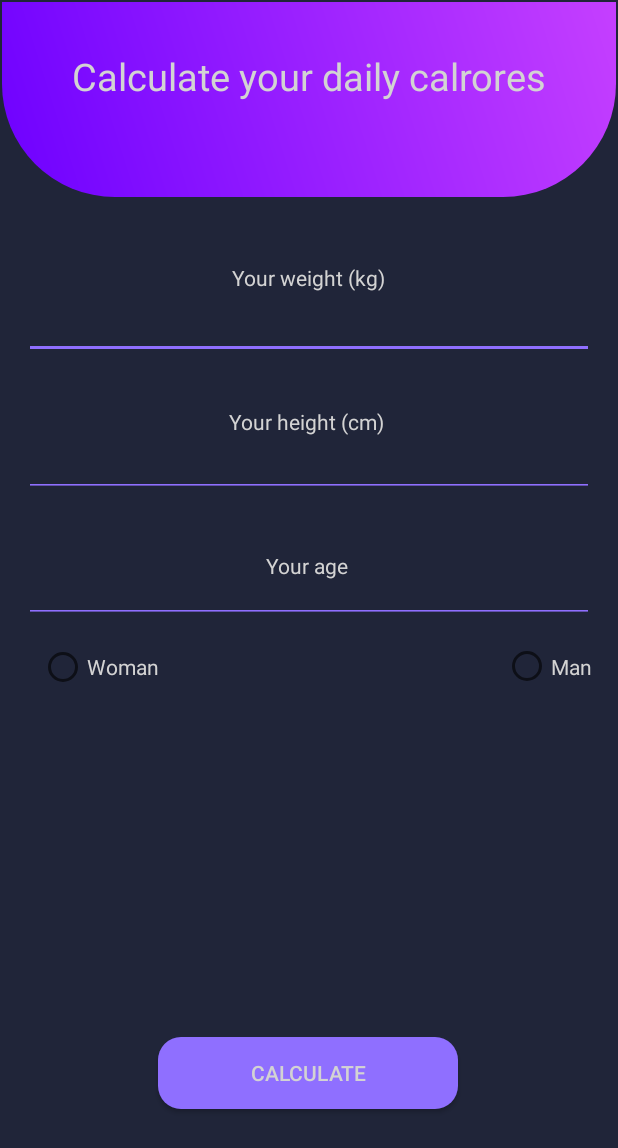
After one commit to VickeTrossing/ExamensArbete, an Android app: the CalculateCal screen opened directly, with no data from a screen before it, on a phone screen of 412 x 824 dp. The commit adds this screen. Shown: the top 1148 px of the screen. Run offline under Robolectric (Android 15) with nearby library versions, the phone set to English and light mode, and no system bars.

Commit message:
fuck off

```diff
--- a/app/src/main/AndroidManifest.xml
+++ b/app/src/main/AndroidManifest.xml
@@ -9,7 +9,8 @@
             android:roundIcon="@mipmap/ic_launcher_round"
             android:supportsRtl="true"
             android:theme="@style/AppTheme">
-        <activity android:name=".CalculateBmi"></activity>
+        <activity android:name=".CalculateCal"></activity>
+        <activity android:name=".CalculateBmi" />
         <activity android:name=".MainActivity2" />
         <activity android:name=".MainActivity">
             <intent-filter>
--- /dev/null
+++ b/app/src/main/java/com/example/plain/CalculateCal.java
@@ -0,0 +1,14 @@
+package com.example.plain;
+
+import android.os.Bundle;
+
+import androidx.appcompat.app.AppCompatActivity;
+
+public class CalculateCal extends AppCompatActivity {
+
+    @Override
+    protected void onCreate(Bundle savedInstanceState) {
+        super.onCreate(savedInstanceState);
+        setContentView(R.layout.activity_calculate_cal);
+    }
+}
--- a/app/src/main/java/com/example/plain/MainActivity.java
+++ b/app/src/main/java/com/example/plain/MainActivity.java
@@ -19,4 +19,9 @@ public class MainActivity extends AppCompatActivity {
         Intent intent = new Intent(this, CalculateBmi.class);
         startActivity(intent);
     }
+
+    public void goToCal(View view){
+        Intent intent = new Intent(this, CalculateCal.class);
+        startActivity(intent);
+    }
 }
--- /dev/null
+++ b/app/src/main/res/layout/activity_calculate_cal.xml
@@ -0,0 +1,186 @@
+<?xml version="1.0" encoding="utf-8"?>
+<androidx.constraintlayout.widget.ConstraintLayout xmlns:android="http://schemas.android.com/apk/res/android"
+        xmlns:app="http://schemas.android.com/apk/res-auto"
+        xmlns:tools="http://schemas.android.com/tools"
+        android:layout_width="match_parent"
+        android:layout_height="match_parent"
+        tools:context=".MainActivity"
+        android:background="#202539"
+        >
+
+    <TextView
+            android:id="@+id/textView2"
+            android:layout_width="wrap_content"
+            android:layout_height="wrap_content"
+            android:layout_marginStart="16dp"
+            android:layout_marginTop="44dp"
+            android:layout_marginEnd="16dp"
+            android:text="Your weight (kg)"
+            android:textColor="#D3D3D3"
+            app:layout_constraintEnd_toEndOf="parent"
+            app:layout_constraintStart_toStartOf="parent"
+            app:layout_constraintTop_toBottomOf="@+id/constraintLayout2" />
+
+    <EditText
+            android:id="@+id/weightInput"
+            android:layout_width="0dp"
+            android:layout_height="wrap_content"
+            android:layout_marginHorizontal="30dp"
+            android:layout_marginStart="16dp"
+            android:layout_marginEnd="16dp"
+            android:backgroundTint="#8F6FFF"
+            android:textColor="#D3D3D3"
+            android:padding="10dp"
+            android:textAlignment="center"
+            app:layout_constraintEnd_toEndOf="parent"
+            app:layout_constraintStart_toStartOf="parent"
+            app:layout_constraintTop_toBottomOf="@+id/textView2"
+            android:inputType="numberDecimal"
+            />
+
+    <TextView
+            android:id="@+id/textView3"
+            android:layout_width="wrap_content"
+            android:layout_height="wrap_content"
+            android:layout_marginStart="16dp"
+            android:layout_marginTop="32dp"
+            android:layout_marginEnd="16dp"
+            android:text="Your height (cm)"
+            android:textColor="#D3D3D3"
+            app:layout_constraintEnd_toEndOf="parent"
+            app:layout_constraintHorizontal_bias="0.494"
+            app:layout_constraintStart_toStartOf="parent"
+            app:layout_constraintTop_toBottomOf="@+id/weightInput" />
+
+    <EditText
+            android:id="@+id/heightInput"
+            android:layout_width="0dp"
+            android:layout_height="wrap_content"
+            android:layout_marginHorizontal="30dp"
+            android:layout_marginStart="16dp"
+            android:layout_marginTop="92dp"
+            android:layout_marginEnd="16dp"
+            android:backgroundTint="#8F6FFF"
+            android:inputType="numberDecimal"
+            android:padding="10dp"
+            android:textAlignment="center"
+            android:textColor="#D3D3D3"
+            app:layout_constraintEnd_toEndOf="parent"
+            app:layout_constraintHorizontal_bias="0.0"
+            app:layout_constraintStart_toStartOf="parent"
+            app:layout_constraintTop_toBottomOf="@+id/textView2" />
+
+    <TextView
+            android:id="@+id/textView4"
+            android:layout_width="wrap_content"
+            android:layout_height="wrap_content"
+            android:layout_marginStart="16dp"
+            android:layout_marginTop="236dp"
+            android:layout_marginEnd="16dp"
+            android:text="Your age"
+            android:textColor="#D3D3D3"
+            app:layout_constraintEnd_toEndOf="parent"
+            app:layout_constraintHorizontal_bias="0.496"
+            app:layout_constraintStart_toStartOf="parent"
+            app:layout_constraintTop_toBottomOf="@+id/constraintLayout2" />
+
+    <EditText
+            android:id="@+id/ageInput"
+            android:layout_width="0dp"
+            android:layout_height="wrap_content"
+            android:layout_marginHorizontal="30dp"
+            android:layout_marginStart="16dp"
+            android:layout_marginTop="176dp"
+            android:layout_marginEnd="16dp"
+            android:backgroundTint="#8F6FFF"
+            android:inputType="numberDecimal"
+            android:padding="10dp"
+            android:textAlignment="center"
+            android:textColor="#D3D3D3"
+            app:layout_constraintEnd_toEndOf="parent"
+            app:layout_constraintHorizontal_bias="0.0"
+            app:layout_constraintStart_toStartOf="parent"
+            app:layout_constraintTop_toBottomOf="@+id/textView2" />
+
+    <Button
+            android:id="@+id/btnCalculate"
+            android:layout_width="wrap_content"
+            android:layout_height="wrap_content"
+            android:layout_marginTop="360dp"
+            android:width="200dp"
+            android:background="@drawable/rounded_corners"
+            android:bottomLeftRadius="30dp"
+            android:bottomRightRadius="30dp"
+            android:onClick="calculateCal"
+            android:text="Calculate"
+            android:textColor="#D3D3D3"
+            android:topLeftRadius="30dp"
+            android:topRightRadius="30dp"
+            app:layout_constraintEnd_toEndOf="parent"
+            app:layout_constraintHorizontal_bias="0.497"
+            app:layout_constraintStart_toStartOf="parent"
+            app:layout_constraintTop_toBottomOf="@+id/heightInput"
+            tools:ignore="OnClick" />
+
+    <androidx.constraintlayout.widget.ConstraintLayout
+            android:id="@+id/constraintLayout2"
+            android:layout_width="0dp"
+            android:layout_height="130dp"
+            android:layout_marginStart="1dp"
+            android:layout_marginTop="1dp"
+            android:layout_marginEnd="1dp"
+            android:background="@drawable/background_top"
+            app:layout_constraintEnd_toEndOf="parent"
+            app:layout_constraintStart_toStartOf="parent"
+            app:layout_constraintTop_toTopOf="parent">
+
+        <TextView
+                android:id="@+id/textView11"
+                android:layout_width="wrap_content"
+                android:layout_height="wrap_content"
+                android:layout_marginStart="16dp"
+                android:layout_marginTop="32dp"
+                android:layout_marginEnd="16dp"
+                android:text="Calculate your daily calrores"
+                android:textColor="#D3D3D3"
+                android:textSize="25dp"
+                app:layout_constraintEnd_toEndOf="parent"
+                app:layout_constraintHorizontal_bias="0.497"
+                app:layout_constraintStart_toStartOf="parent"
+                app:layout_constraintTop_toTopOf="parent" />
+    </androidx.constraintlayout.widget.ConstraintLayout>
+
+    <RadioGroup
+            android:layout_width="370dp"
+            android:layout_height="174dp"
+            android:layout_marginStart="16dp"
+            android:layout_marginEnd="16dp"
+            android:layout_marginBottom="100dp"
+            android:orientation="horizontal"
+            app:layout_constraintBottom_toTopOf="@+id/btnCalculate"
+            app:layout_constraintEnd_toEndOf="parent"
+            app:layout_constraintHorizontal_bias="1.0"
+            app:layout_constraintStart_toStartOf="parent"
+            app:layout_constraintTop_toBottomOf="@+id/ageInput"
+            app:layout_constraintVertical_bias="0.099">
+
+        <RadioButton
+                android:id="@+id/radioButton4"
+                android:layout_width="309dp"
+                android:layout_height="56dp"
+                android:backgroundTint="#8F6FFF"
+                android:text="Woman"
+                android:textColor="#D3D3D3" />
+
+        <RadioButton
+                android:id="@+id/radioButton3"
+                android:layout_width="wrap_content"
+                android:layout_height="58dp"
+                android:backgroundTint="#8F6FFF"
+                android:text="Man"
+                android:textColor="#D3D3D3" />
+
+    </RadioGroup>
+
+
+</androidx.constraintlayout.widget.ConstraintLayout>
--- a/app/src/main/res/layout/activity_main.xml
+++ b/app/src/main/res/layout/activity_main.xml
@@ -4,7 +4,7 @@
         xmlns:tools="http://schemas.android.com/tools"
         android:layout_width="match_parent"
         android:layout_height="match_parent"
-        tools:context=".home_page"
+        tools:context=".MainActivity"
         android:background="#202539">
 
     <Button
@@ -31,7 +31,8 @@
             android:layout_marginTop="140dp"
             android:layout_marginEnd="16dp"
             android:background="@drawable/rounded_corners_homepage"
-            android:text="Button"
+            android:onClick="goToCal"
+            android:text="Calculate Calories"
             android:textAllCaps="false"
             android:textColor="#D3D3D3"
             android:textSize="25dp"
```
